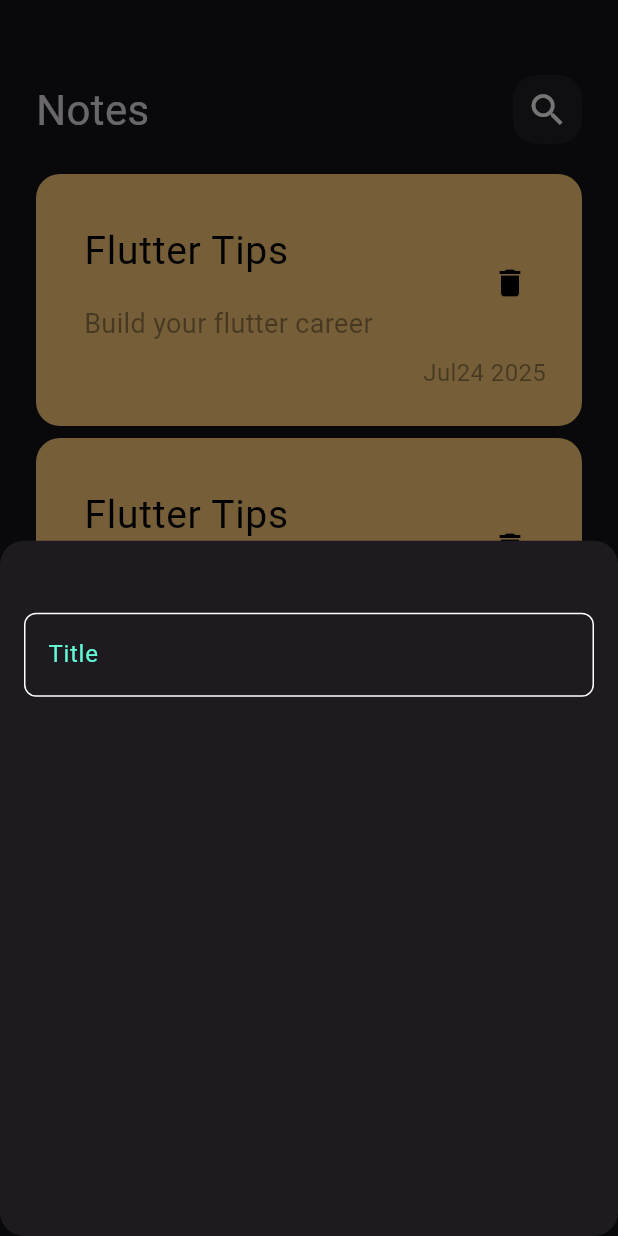
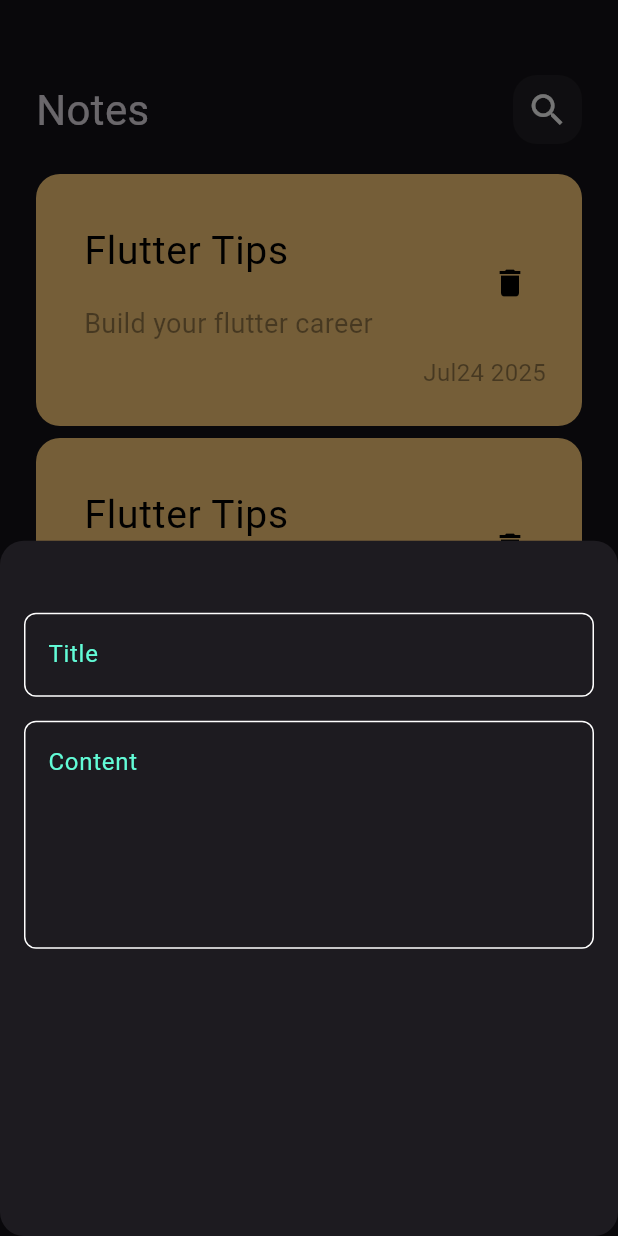
Before and after one commit to KarimaMahmoud626/notesApp, a Flutter app: the screen it shows after launch, after a tap on the "add" icon, on a phone screen of 412 x 824 dp. Run offline on Flutter 3.47's test engine with Material 3 defaults, Android fonts, the phone set to English and light mode, and no system bars.

Commit message:
add text fields to notes bottom sheet

```diff
--- a/lib/widgets/add_note_bottom_sheet.dart
+++ b/lib/widgets/add_note_bottom_sheet.dart
@@ -8,7 +8,14 @@ class AddNoteBottomSheet extends StatelessWidget {
   Widget build(BuildContext context) {
     return Padding(
       padding: const EdgeInsets.all(16.0),
-      child: Column(children: [SizedBox(height: 32), CustomTextField()]),
+      child: Column(
+        children: [
+          SizedBox(height: 32),
+          CustomTextField(hint: 'Title'),
+          SizedBox(height: 16),
+          CustomTextField(hint: 'Content', maxLines: 5),
+        ],
+      ),
     );
   }
 }
--- a/lib/widgets/custom_text_field.dart
+++ b/lib/widgets/custom_text_field.dart
@@ -2,14 +2,18 @@ import 'package:flutter/material.dart';
 import 'package:notes_app/constants.dart';
 
 class CustomTextField extends StatelessWidget {
-  const CustomTextField({super.key});
+  const CustomTextField({super.key, required this.hint, this.maxLines = 1});
+
+  final String hint;
+  final int maxLines;
 
   @override
   Widget build(BuildContext context) {
     return TextField(
       cursorColor: kPrimaryColor,
+      maxLines: maxLines,
       decoration: InputDecoration(
-        hintText: 'Title',
+        hintText: hint,
         hintStyle: TextStyle(color: kPrimaryColor),
         border: buildBoarder(),
         enabledBorder: buildBoarder(),
```
